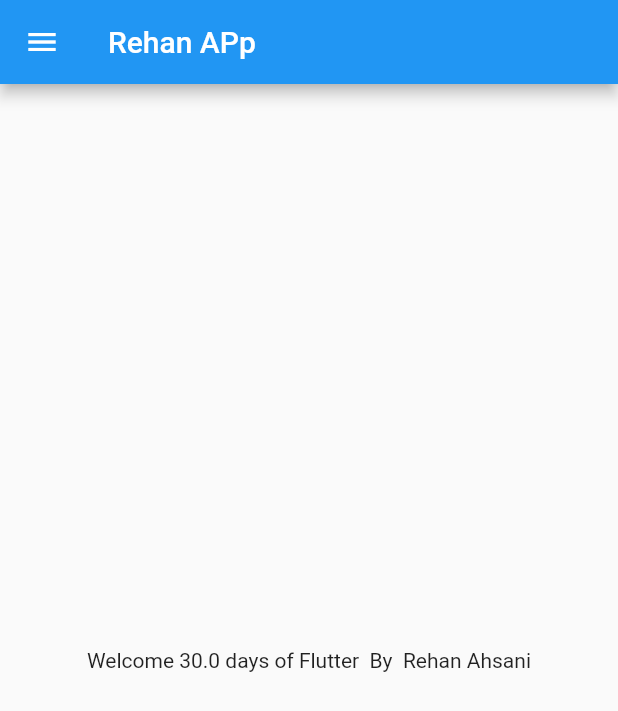
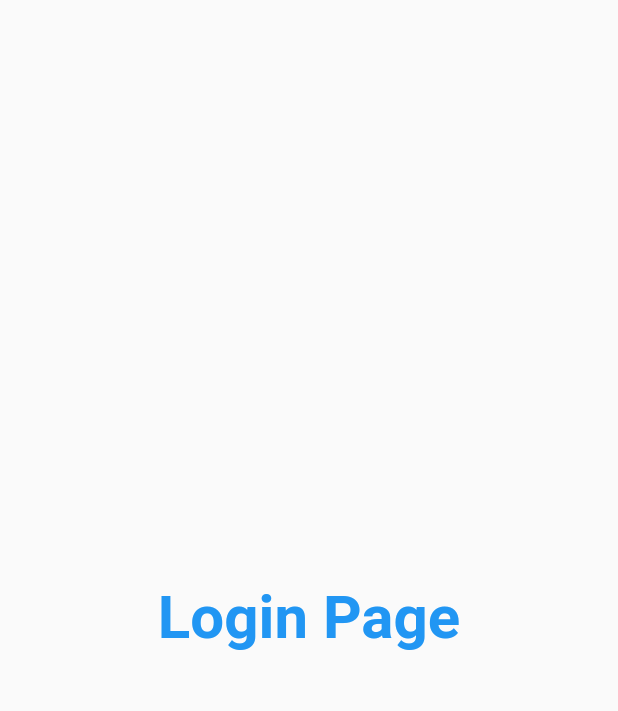
Before and after one commit to rehanredon/30DayOfFlutter, a Flutter app: the screen it shows after launch, on a phone screen of 412 x 824 dp. Shown: the top 711 px of the screen. Run offline on Flutter 3.47's test engine with Material 2 defaults, Android fonts, the light colour scheme and no system bars; missing offline and left inert: dart:js.

Commit message:
day3 completed

```diff
--- a/lib/main.dart
+++ b/lib/main.dart
@@ -1,5 +1,8 @@
+import 'dart:js';
+
 import 'package:flutter/material.dart';
-import 'package:flutter_application_rehan/home_page.dart';
+import 'package:flutter_application_rehan/pages/home_page.dart';
+import 'package:flutter_application_rehan/pages/login_page.dart';
 
 // Created by Rehan Ahsani on 6-5-2022
 void main() {
@@ -12,7 +15,16 @@ class Myapp extends StatelessWidget {
   @override
   Widget build(BuildContext context) {
     return MaterialApp(
-      home: HomePage(),
-    );
+        // home: HomePage(),
+        darkTheme: ThemeData(
+          brightness: Brightness.light
+        ),
+
+         routes:{
+    "/":(context) => LoginPage(),
+  },
+
+  );
+
   }
 }
--- a/lib/home_page.dart
+++ b/lib/pages/home_page.dart
@@ -9,7 +9,7 @@ class HomePage extends StatelessWidget {
   Widget build(BuildContext context) {
     return Scaffold(
       appBar: AppBar(
-        title: Text("Rehan APp"),
+        title: Text("Rehan App"),
       ),
       body: Center(
         child: Container(
--- /dev/null
+++ b/lib/pages/login_page.dart
@@ -0,0 +1,24 @@
+import 'dart:math';
+
+import 'package:flutter/material.dart';
+
+class LoginPage extends StatelessWidget {
+  const LoginPage({Key? key}) : super(key: key);
+
+  @override
+  Widget build(BuildContext context) {
+    return Material(
+      child: Center(
+        child: Text(
+          "Login Page",
+          style: TextStyle(
+            fontSize: 20,
+            color: Colors.blue,
+            fontWeight: FontWeight.bold,
+          ),
+          textScaleFactor: 2.0,
+        ),
+      ),
+    );
+  }
+}
```
Also changed, not shown: 1 other file.
